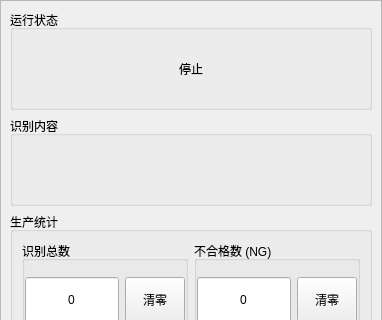
Above: app/ui/main_window/inspection/inspection_info_page.ui from GitHub3651/shenyinocr before the change; both pictures show x 0 to 382 and y 0 to 320 of the 382 by 647 pixel window. Below: the same form after it.
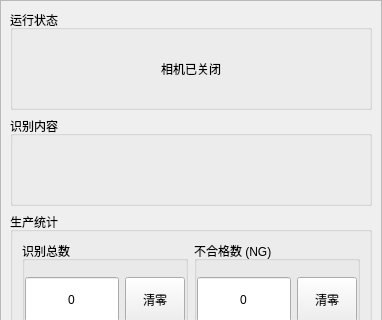
That is the form after the change.

```diff
--- a/app/ui/main_window/inspection/inspection_info_page.ui
+++ b/app/ui/main_window/inspection/inspection_info_page.ui
@@ -74,11 +74,14 @@
              </size>
             </property>
             <property name="text">
-             <string>停止</string>
+             <string>相机已关闭</string>
             </property>
             <property name="alignment">
              <set>Qt::AlignCenter</set>
             </property>
+            <property name="wordWrap">
+             <bool>true</bool>
+            </property>
             <property name="uiState" stdset="0">
              <string>idle</string>
             </property>
```
